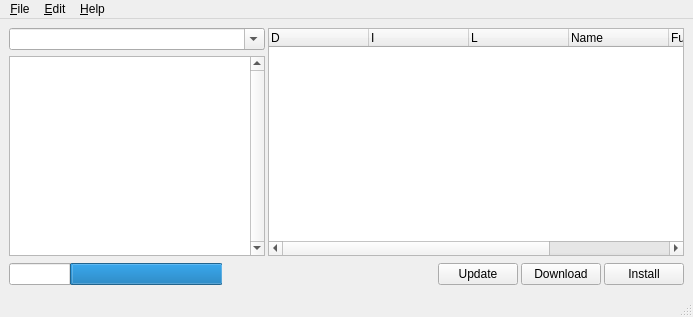
The window that pakkorn/src/pakkorn/gui/qt/pakkorn.ui (gissehel/pakkorn) describes before a commit, drawn with Qt 5.
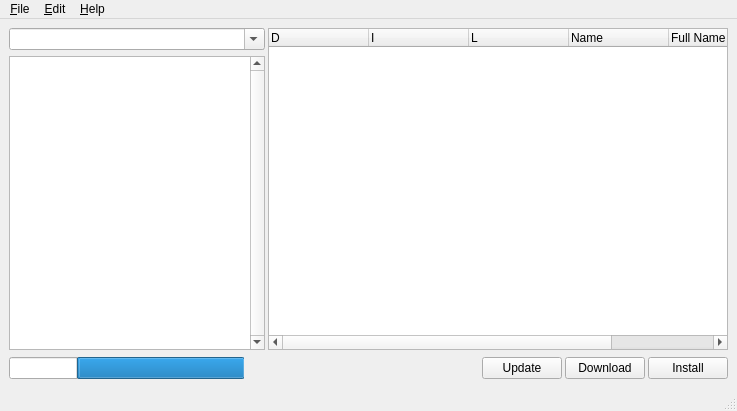
The same window after the commit. Icons and pictures are not drawn.

Commit message: [svn r6] - refactoring on names - added event api (between gui and engine) - now double-clicking on an item opens a detail dialog

Diff of the .ui file:
```diff
--- a/pakkorn/src/pakkorn/gui/qt/pakkorn.ui
+++ b/pakkorn/src/pakkorn/gui/qt/pakkorn.ui
@@ -5,8 +5,8 @@
    <rect>
     <x>0</x>
     <y>0</y>
-    <width>693</width>
-    <height>317</height>
+    <width>737</width>
+    <height>411</height>
    </rect>
   </property>
   <property name="sizePolicy" >
@@ -224,7 +224,7 @@
     <rect>
      <x>0</x>
      <y>0</y>
-     <width>693</width>
+     <width>737</width>
      <height>19</height>
     </rect>
    </property>
```
Left out of the diff: 32 changed lines with no effect on the pictures. The commit also changes 7 other files.
